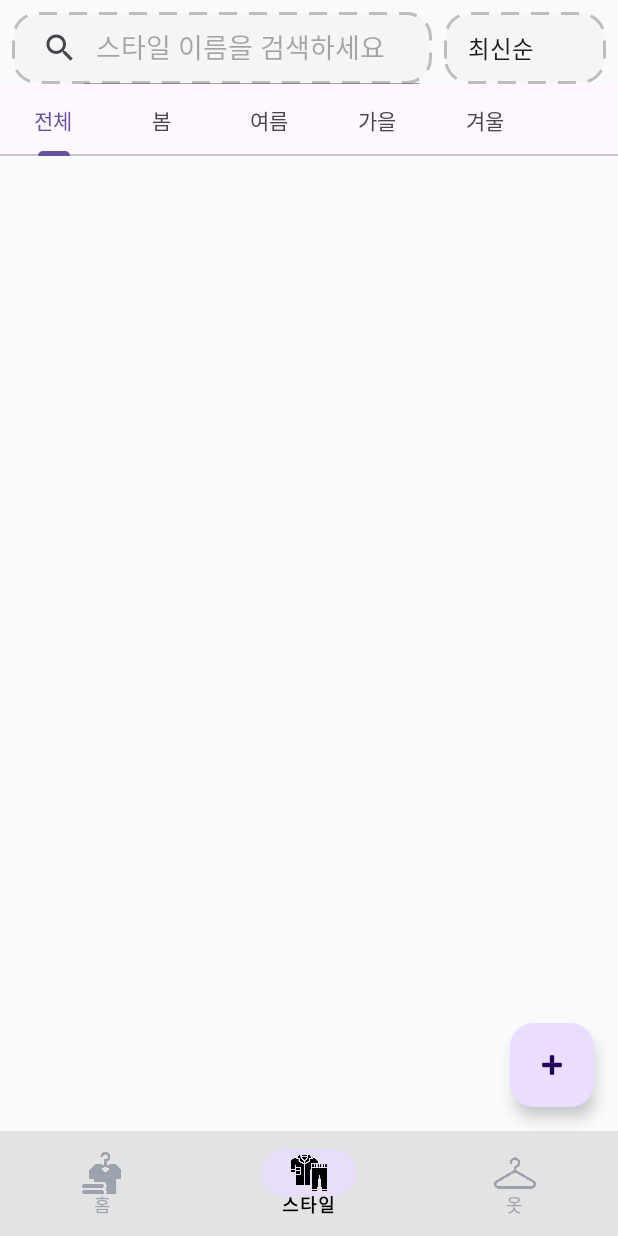
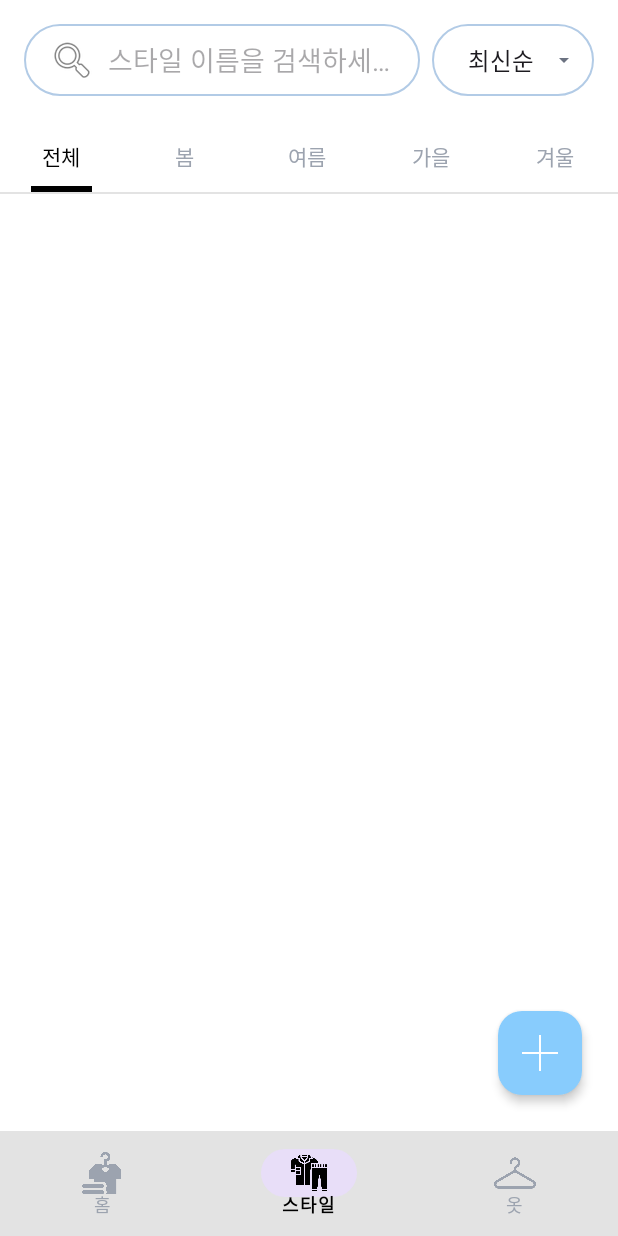
Before and after one commit to Doctor-238/What-should-I-wear-today, an Android app: the StyleFragment screen opened through its navigation route, on a phone screen of 412 x 824 dp. Run offline under Robolectric (Android 15) with nearby library versions, the phone set to English and light mode, and no system bars; our stand-ins replace Room's generated code; libraries missing offline, so code that uses them is left out: com.jakewharton.retrofit2; pictures from the network do not load; 3 statements that could not run were skipped.

Commit message:
스타일 화면 구축

```diff
--- a/app/src/main/java/com/yehyun/whatshouldiweartoday/ui/style/StyleFragment.kt
+++ b/app/src/main/java/com/yehyun/whatshouldiweartoday/ui/style/StyleFragment.kt
@@ -13,6 +13,8 @@ import androidx.appcompat.widget.SearchView
 import androidx.fragment.app.Fragment
 import androidx.fragment.app.viewModels
 import androidx.navigation.fragment.findNavController
+import androidx.viewpager2.widget.ViewPager2
+import com.google.android.material.tabs.TabLayout
 import com.google.android.material.tabs.TabLayoutMediator
 import com.yehyun.whatshouldiweartoday.R
 import com.yehyun.whatshouldiweartoday.databinding.FragmentStyleBinding
@@ -24,6 +26,9 @@ class StyleFragment : Fragment(), OnTabReselectedListener {
     private val binding get() = _binding!!
 
     private val viewModel: StyleViewModel by viewModels()
+    // ▼▼▼▼▼ 핵심 수정 부분 ▼▼▼▼▼
+    private var isInitialStyleTabSetup = true
+    // ▲▲▲▲▲ 핵심 수정 부분 ▲▲▲▲▲
 
     override fun onCreateView(
         inflater: LayoutInflater, container: ViewGroup?,
@@ -49,11 +54,52 @@ class StyleFragment : Fragment(), OnTabReselectedListener {
         val seasons = listOf("전체", "봄", "여름", "가을", "겨울")
         val adapter = StyleViewPagerAdapter(this, seasons)
         binding.viewPagerStyle.adapter = adapter
-        binding.viewPagerStyle.isUserInputEnabled = false
+        binding.viewPagerStyle.isUserInputEnabled = true
 
         TabLayoutMediator(binding.tabLayoutStyleSeason, binding.viewPagerStyle) { tab, position ->
             tab.text = seasons[position]
         }.attach()
+
+        // ▼▼▼▼▼ 핵심 수정 부분 ▼▼▼▼▼
+        binding.viewPagerStyle.registerOnPageChangeCallback(object : ViewPager2.OnPageChangeCallback() {
+            override fun onPageSelected(position: Int) {
+                super.onPageSelected(position)
+                binding.tabLayoutStyleSeason.getTabAt(position)?.let {
+                    animateIndicator(it, !isInitialStyleTabSetup)
+                }
+            }
+        })
+
+        binding.tabLayoutStyleSeason.post {
+            val initialTab = binding.tabLayoutStyleSeason.getTabAt(binding.tabLayoutStyleSeason.selectedTabPosition)
+            initialTab?.let {
+                animateIndicator(it, animate = false)
+                isInitialStyleTabSetup = false
+            }
+        }
+        // ▲▲▲▲▲ 핵심 수정 부분 ▲▲▲▲▲
+    }
+
+    private fun animateIndicator(tab: TabLayout.Tab, animate: Boolean = true) {
+        if (_binding == null) return
+        val tabView = tab.view
+        val indicator = binding.viewTabIndicator
+
+        val indicatorWidth = tabView.width / 2
+        val targetCenter = tabView.left + (tabView.width / 2)
+        val indicatorStart = (targetCenter - (indicatorWidth / 2)).toFloat()
+
+        val layoutParams = indicator.layoutParams
+        if (layoutParams.width != indicatorWidth) {
+            layoutParams.width = indicatorWidth
+            indicator.layoutParams = layoutParams
+        }
+
+        if (animate) {
+            indicator.animate().x(indicatorStart).setDuration(250).start()
+        } else {
+            indicator.x = indicatorStart
+        }
     }
 
     private fun setupSearch() {
@@ -66,7 +112,6 @@ class StyleFragment : Fragment(), OnTabReselectedListener {
         })
     }
 
-    // ▼▼▼▼▼ 핵심 수정 부분 ▼▼▼▼▼
     private fun setupSortSpinner() {
         val spinner: Spinner = binding.spinnerSortStyle
         val sortOptions = listOf("최신순", "오래된 순", "이름 오름차순", "이름 내림차순")
@@ -74,7 +119,6 @@ class StyleFragment : Fragment(), OnTabReselectedListener {
         adapter.setDropDownViewResource(android.R.layout.simple_spinner_dropdown_item)
         spinner.adapter = adapter
 
-        // ViewModel에서 현재 저장된 정렬 값을 가져와 스피너의 초기 선택 값으로 설정
         val currentSortType = viewModel.getCurrentSortType()
         val currentPosition = sortOptions.indexOf(currentSortType)
         if (currentPosition >= 0) {
@@ -88,7 +132,6 @@ class StyleFragment : Fragment(), OnTabReselectedListener {
             override fun onNothingSelected(parent: AdapterView<*>?) {}
         }
     }
-    // ▲▲▲▲▲ 핵심 수정 부분 ▲▲▲▲▲
 
     override fun onTabReselected() {
         val navController = findNavController()
@@ -100,7 +143,6 @@ class StyleFragment : Fragment(), OnTabReselectedListener {
         if (binding.viewPagerStyle.currentItem != 0) {
             binding.viewPagerStyle.currentItem = 0
         } else {
-            // 현재 화면에 표시된 프래그먼트를 찾아 스크롤을 최상단으로 이동
             val currentFragment = childFragmentManager.fragments.getOrNull(binding.viewPagerStyle.currentItem)
             (currentFragment as? StyleListFragment)?.scrollToTop()
         }
--- /dev/null
+++ b/app/src/main/res/drawable/bg_search_spinner.xml
@@ -0,0 +1,9 @@
+<?xml version="1.0" encoding="utf-8"?>
+<shape xmlns:android="http://schemas.android.com/apk/res/android"
+    android:shape="rectangle">
+    <solid android:color="@android:color/white" />
+    <corners android:radius="30dp" />
+    <stroke
+        android:width="1dp"
+        android:color="@color/clothing_item_border" />
+</shape>
--- a/app/src/main/res/layout/activity_main.xml
+++ b/app/src/main/res/layout/activity_main.xml
@@ -16,7 +16,6 @@
         app:labelVisibilityMode="labeled"
         app:itemIconTint="@color/bottom_nav_text_color_selector"
         app:itemTextColor="@color/bottom_nav_text_color_selector"
-        app:itemBackground="@color/bottom_nav_background"
         app:layout_constraintBottom_toBottomOf="parent"
         app:layout_constraintLeft_toLeftOf="parent"
         app:layout_constraintRight_toRightOf="parent"
--- a/app/src/main/res/layout/fragment_style.xml
+++ b/app/src/main/res/layout/fragment_style.xml
@@ -4,41 +4,91 @@
     xmlns:tools="http://schemas.android.com/tools"
     android:layout_width="match_parent"
     android:layout_height="match_parent"
+    android:background="@android:color/white"
     tools:context=".ui.style.StyleFragment">
 
     <androidx.appcompat.widget.SearchView
         android:id="@+id/search_view_style"
         android:layout_width="0dp"
-        android:layout_height="wrap_content"
-        android:layout_marginStart="8dp"
-        android:layout_marginTop="8dp"
+        android:layout_height="48dp"
+        android:layout_marginStart="16dp"
+        android:layout_marginTop="16dp"
         android:layout_marginEnd="8dp"
-        android:background="@drawable/bg_dotted_border"
+        android:background="@drawable/bg_search_spinner"
         app:iconifiedByDefault="false"
-        app:layout_constraintEnd_toStartOf="@+id/spinner_sort_style"
+        app:layout_constraintEnd_toStartOf="@+id/spinner_container_style"
         app:layout_constraintStart_toStartOf="parent"
         app:layout_constraintTop_toTopOf="parent"
-        app:queryHint="스타일 이름을 검색하세요" />
+        app:queryBackground="@android:color/transparent"
+        app:queryHint="스타일 이름을 검색하세요"
+        app:searchIcon="@android:drawable/ic_menu_search" />
 
-    <Spinner
-        android:id="@+id/spinner_sort_style"
+    <FrameLayout
+        android:id="@+id/spinner_container_style"
         android:layout_width="wrap_content"
-        android:layout_height="0dp"
-        android:layout_marginEnd="8dp"
-        android:background="@drawable/bg_dotted_border"
-        android:paddingHorizontal="8dp"
+        android:layout_height="48dp"
+        android:layout_marginEnd="16dp"
+        android:background="@drawable/bg_search_spinner"
         app:layout_constraintBottom_toBottomOf="@id/search_view_style"
         app:layout_constraintEnd_toEndOf="parent"
-        app:layout_constraintTop_toTopOf="@id/search_view_style" />
+        app:layout_constraintTop_toTopOf="@id/search_view_style">
 
-    <com.google.android.material.tabs.TabLayout
-        android:id="@+id/tab_layout_style_season"
+        <Spinner
+            android:id="@+id/spinner_sort_style"
+            android:layout_width="wrap_content"
+            android:layout_height="match_parent"
+            android:background="@android:color/transparent"
+            android:paddingStart="16dp"
+            android:paddingEnd="32dp" />
+
+        <ImageView
+            android:layout_width="16dp"
+            android:layout_height="16dp"
+            android:layout_gravity="end|center_vertical"
+            android:layout_marginEnd="12dp"
+            android:src="@drawable/ic_dropdown_arrow"
+            app:tint="@color/text_secondary" />
+    </FrameLayout>
+
+    <androidx.constraintlayout.widget.ConstraintLayout
+        android:id="@+id/tabs_container"
         android:layout_width="0dp"
         android:layout_height="wrap_content"
+        android:layout_marginTop="16dp"
         app:layout_constraintEnd_toEndOf="parent"
         app:layout_constraintStart_toStartOf="parent"
-        app:layout_constraintTop_toBottomOf="@id/search_view_style"
-        app:tabMode="scrollable"/>
+        app:layout_constraintTop_toBottomOf="@id/search_view_style">
+
+        <com.google.android.material.tabs.TabLayout
+            android:id="@+id/tab_layout_style_season"
+            android:layout_width="0dp"
+            android:layout_height="wrap_content"
+            app:layout_constraintEnd_toEndOf="parent"
+            app:layout_constraintStart_toStartOf="parent"
+            app:layout_constraintTop_toTopOf="parent"
+            app:tabBackground="@android:color/white"
+            app:tabGravity="fill"
+            app:tabIndicatorHeight="0dp"
+            app:tabMode="fixed"
+            app:tabSelectedTextColor="@color/tab_selected_text"
+            app:tabTextColor="@color/tab_unselected_text" />
+
+        <View
+            android:id="@+id/view_tab_indicator"
+            android:layout_width="0dp"
+            android:layout_height="4dp"
+            android:background="@color/tab_selected_text"
+            app:layout_constraintBottom_toBottomOf="parent"
+            app:layout_constraintStart_toStartOf="parent" />
+
+    </androidx.constraintlayout.widget.ConstraintLayout>
+
+    <View
+        android:id="@+id/separator"
+        android:layout_width="match_parent"
+        android:layout_height="1dp"
+        android:background="@color/bottom_nav_background"
+        app:layout_constraintTop_toBottomOf="@id/tabs_container" />
 
     <androidx.viewpager2.widget.ViewPager2
         android:id="@+id/view_pager_style"
@@ -47,15 +97,20 @@
         app:layout_constraintBottom_toBottomOf="parent"
         app:layout_constraintEnd_toEndOf="parent"
         app:layout_constraintStart_toStartOf="parent"
-        app:layout_constraintTop_toBottomOf="@id/tab_layout_style_season" />
+        app:layout_constraintTop_toBottomOf="@+id/separator" />
 
     <com.google.android.material.floatingactionbutton.FloatingActionButton
         android:id="@+id/fab_add_style"
         android:layout_width="wrap_content"
         android:layout_height="wrap_content"
-        android:layout_margin="16dp"
-        android:src="@android:drawable/ic_input_add"
+        android:layout_margin="24dp"
+        android:src="@drawable/plus"
+        app:backgroundTint="@color/fab_color_style_tab"
+        app:elevation="4dp"
+        app:fabSize="normal"
         app:layout_constraintBottom_toBottomOf="parent"
-        app:layout_constraintEnd_toEndOf="parent" />
+        app:layout_constraintEnd_toEndOf="parent"
+        app:tint="@android:color/white"
+        tools:ignore="ContentDescription" />
 
 </androidx.constraintlayout.widget.ConstraintLayout>
--- a/app/src/main/res/values/colors.xml
+++ b/app/src/main/res/values/colors.xml
@@ -5,7 +5,7 @@
     <color name="dark_purple">#FF6200EE</color>
 
     <color name="status_bar_blue">#7ac2e9</color>
-    <color name="app_background">#F9FAFB</color>
+    <color name="app_background">#FFFFFF</color>
     <color name="weather_card_background">#FFFFFF</color>
     <color name="weather_card_stroke">#E5E7EB</color>
     <color name="text_primary">#111827</color>
@@ -24,4 +24,8 @@
     <color name="slider_track_inactive_color">#E0E0E0</color>
     <color name="slider_thumb_color">#FFFFFF</color>
     <color name="clothing_item_border">#b2cbe6</color>
+
+    <color name="style_card_background">#E7F5FF</color>
+    <color name="search_view_stroke_color">#EAEAEA</color>
+    <color name="fab_color_style_tab">#88CCFD</color>
 </resources>
```
Also changed, not shown: app/src/main/res/layout/fragment_closet.xml (+35 -14 lines), app/src/main/res/layout/item_recommendation_clothing_square.xml (+6 -4 lines), app/src/main/res/layout/item_saved_style.xml (+9 -7 lines), app/src/main/res/drawable/search.png (added).
